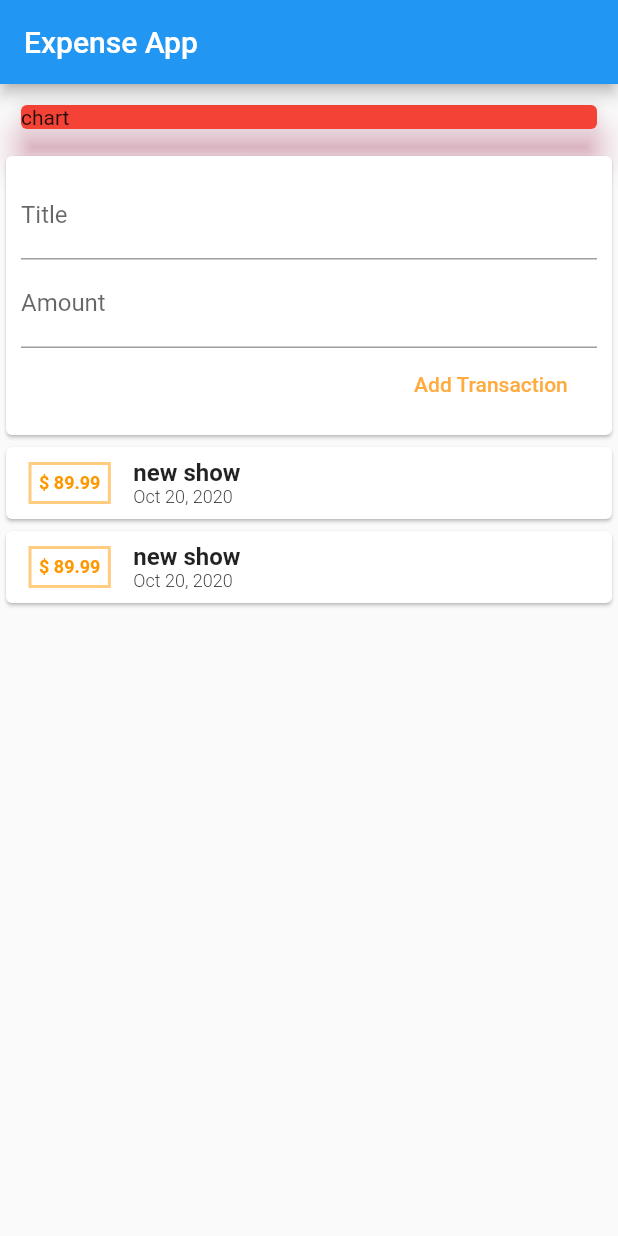
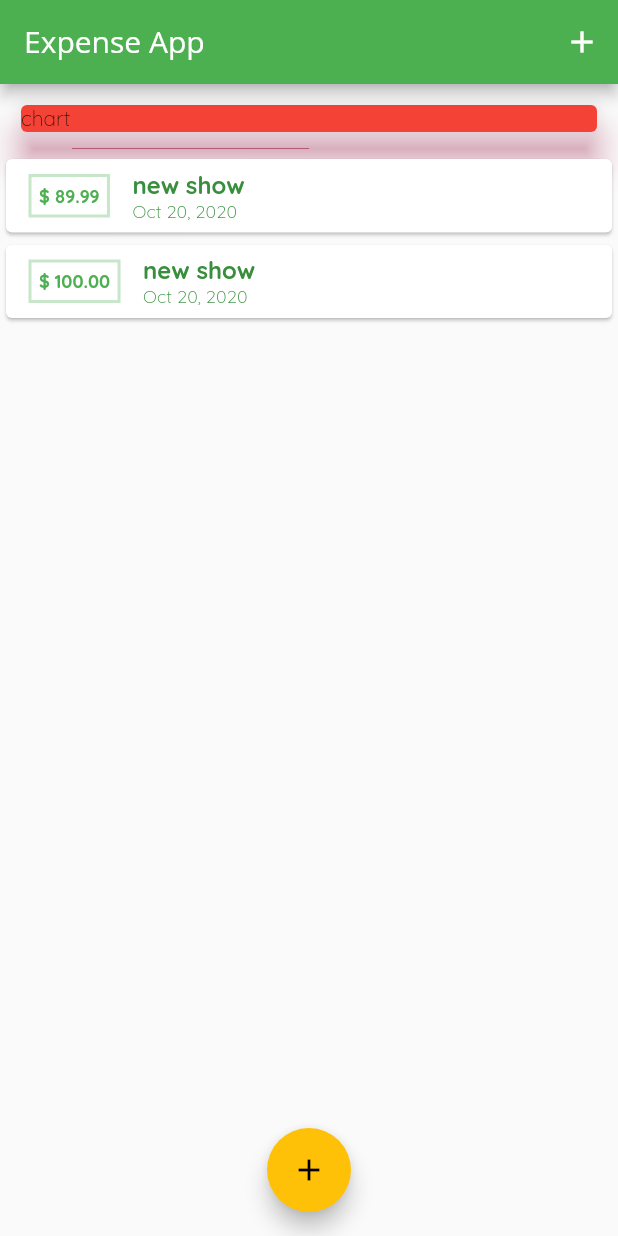
Before and after one commit to jithinvarghese/flutter_expense_app, a Flutter app: the screen it shows after launch, on a phone screen of 412 x 824 dp. Run offline on Flutter 3.47's test engine with Material 2 defaults, Android fonts, the phone set to English and light mode, and no system bars.

Commit message:
Desing changes
Alert sheet,floating button,icon Button,Theaming ,custom fonts

```diff
--- a/lib/main.dart
+++ b/lib/main.dart
@@ -1,5 +1,7 @@
 import 'package:flutter/material.dart';
-import './widgets/user_transaction.dart';
+import './widgets/new_transaction.dart';
+import './models/transaction.dart';
+import './widgets/transaction_list.dart';
 
 void main() => runApp(MyApp());
 
@@ -7,18 +9,72 @@ class MyApp extends StatelessWidget {
   @override
   Widget build(BuildContext context) {
     return MaterialApp(
-      title: 'Expense App',
+      title: 'Expenses App',
+      theme: ThemeData(
+          primarySwatch: Colors.green,
+          accentColor: Colors.amber,
+          fontFamily: 'Quicksand',
+          appBarTheme: AppBarTheme(
+            textTheme: ThemeData.light().textTheme.copyWith(
+                    title: TextStyle(
+                  fontFamily: 'OpenSans',
+                  fontSize: 20,
+                )),
+          )), //global asses to the desing to the app it included text,input feild
       home: MyHomePage(),
     );
   }
 }
 
-class MyHomePage extends StatelessWidget {
+class MyHomePage extends StatefulWidget {
+  @override
+  _MyHomePageState createState() => _MyHomePageState();
+}
+
+class _MyHomePageState extends State<MyHomePage> {
+  final List<Transaction> _userTransaction = [
+    Transaction(
+        id: 't1', title: 'new show', amount: 89.99, date: DateTime.now()),
+    Transaction(
+        id: 't2', title: 'new show', amount: 99.9999, date: DateTime.now()),
+  ];
+  void _addNewTransaction(String txTitle, double txAmount) {
+    final newTx = Transaction(
+      title: txTitle,
+      amount: txAmount,
+      date: DateTime.now(),
+      id: DateTime.now().toString(),
+    );
+
+    setState(() {
+      _userTransaction.add(newTx);
+    });
+  }
+
+  void _startAddNewTransaction(BuildContext ctx) {
+    //_ make the method private
+    showModalBottomSheet(
+        context: ctx,
+        builder: (_) {
+          return GestureDetector(
+            onTap: () {}, //does nothing just catch
+            child: NewTransaction(_addNewTransaction),
+            behavior: HitTestBehavior.opaque, //
+          );
+        });
+  }
+
   @override
   Widget build(BuildContext context) {
     return Scaffold(
       appBar: AppBar(
         title: Text('Expense App'),
+        actions: [
+          IconButton(
+            icon: Icon(Icons.add),
+            onPressed: () => _startAddNewTransaction(context),
+          )
+        ],
       ),
       //  SingleChildScrollView( // add SingleChildScrollView on the main body.it wont able to work inside.
       //   child
@@ -36,9 +92,14 @@ class MyHomePage extends StatelessWidget {
                 shadowColor: Colors.pink,
               ),
             ),
-            UserTransaction(),
+            TransactionList(_userTransaction),
           ],
         ),
+      ),
+      floatingActionButtonLocation: FloatingActionButtonLocation.centerFloat,
+      floatingActionButton: FloatingActionButton(
+        child: Icon(Icons.add),
+        onPressed: () => _startAddNewTransaction(context),
       ),
     );
   }
--- a/lib/widgets/transaction_list.dart
+++ b/lib/widgets/transaction_list.dart
@@ -8,6 +8,7 @@ class TransactionList extends StatelessWidget {
 
   @override
   Widget build(BuildContext context) {
+    //context have metadata of widgets.
     return Container(
       height: 300,
       child: ListView.builder(
@@ -19,16 +20,17 @@ class TransactionList extends StatelessWidget {
                   margin: EdgeInsets.symmetric(vertical: 10, horizontal: 15),
                   decoration: BoxDecoration(
                       border: Border.all(
-                    color: Colors.orange[200],
+                    color: Theme.of(context).primaryColorLight,
                     width: 2,
                   )),
                   padding: EdgeInsets.all(5),
                   child: Text(
-                    '\$ ${transactions[index].amount.toString()}', //STRING INTEWRPOLOTION :compling the string the doller "$" is a recved caracter to give out put we can use "/""
+                    '\$ ${transactions[index].amount.toStringAsFixed(2)}', //STRING INTEWRPOLOTION :compling the string the doller "$" is a recved caracter to give out put we can use "/""
                     style: TextStyle(
                       fontWeight: FontWeight.bold,
                       fontSize: 12,
-                        color: Colors.orange),
+                      color: Theme.of(context).primaryColor,
+                    ),
                   ),
                 ),
                 Column(
@@ -39,14 +41,16 @@ class TransactionList extends StatelessWidget {
                       style: TextStyle(
                         fontWeight: FontWeight.w600,
                         fontSize: 16,
-                          color: Colors.black87),
+                        color: Theme.of(context).primaryColorDark,
+                      ),
                     ),
                     Text(
                       DateFormat.yMMMd().format(transactions[index].date),
                       style: TextStyle(
                         fontWeight: FontWeight.w300,
                         fontSize: 12,
-                          color: Colors.black87),
+                        color: Theme.of(context).primaryColorDark,
+                      ),
                     ),
                   ],
                 )
--- a/lib/widgets/user_transaction.dart
+++ /dev/null
@@ -1,40 +0,0 @@
-import 'package:flutter/material.dart';
-import '../widgets/new_transaction.dart';
-import '../widgets/transaction_list.dart';
-import '../models/transaction.dart';
-
-class UserTransaction extends StatefulWidget {
-  @override
-  _UserTransactionState createState() => _UserTransactionState();
-}
-
-class _UserTransactionState extends State<UserTransaction> {
-  final List<Transaction> _userTransaction = [
-    Transaction(
-        id: 't1', title: 'new show', amount: 89.99, date: DateTime.now()),
-    Transaction(
-        id: 't1', title: 'new show', amount: 89.99, date: DateTime.now()),
-  ];
-  void _addNewTransaction(String txTitle, double txAmount) {
-    final newTx = Transaction(
-      title: txTitle,
-      amount: txAmount,
-      date: DateTime.now(),
-      id: DateTime.now().toString(),
-    );
-
-    setState(() {
-      _userTransaction.add(newTx);
-    });
-  }
-
-  @override
-  Widget build(BuildContext context) {
-    return Column(
-      children: [
-        NewTransaction(_addNewTransaction),
-        TransactionList(_userTransaction),
-      ],
-    );
-  }
-}
```
Also changed, not shown: lib/widgets/new_transaction.dart (+28 -7 lines), pubspec.yaml (+12 -6 lines), assets/fonts/OpenSans-Bold.ttf (added), assets/fonts/OpenSans-Regular.ttf (added), assets/fonts/Quicksand-Bold.ttf (added), assets/fonts/Quicksand-Light.ttf (added), assets/fonts/Quicksand-Medium.ttf (added), assets/fonts/Quicksand-Regular.ttf (added), 2 other files. Lines whose indentation alone changed are shown as unchanged.
